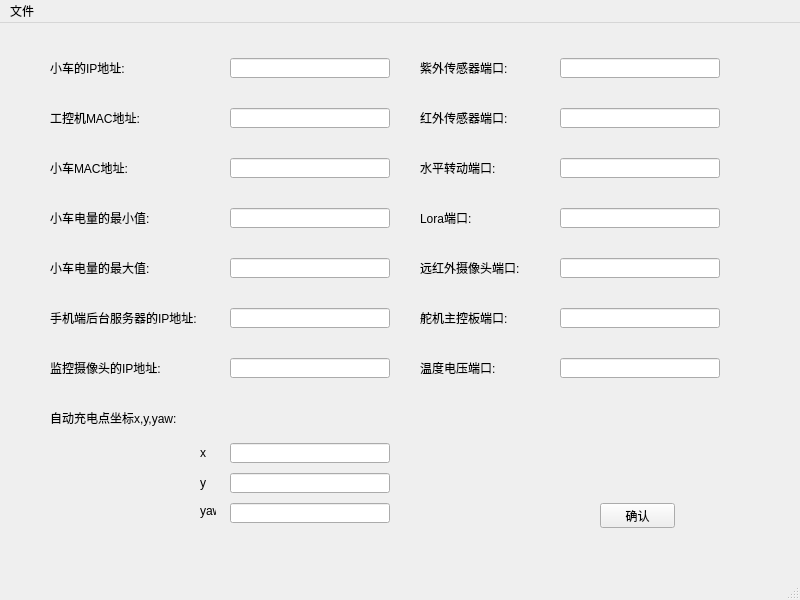
Qt form info.ui (wangqi1994/gui_python_configuration-software) before a commit.
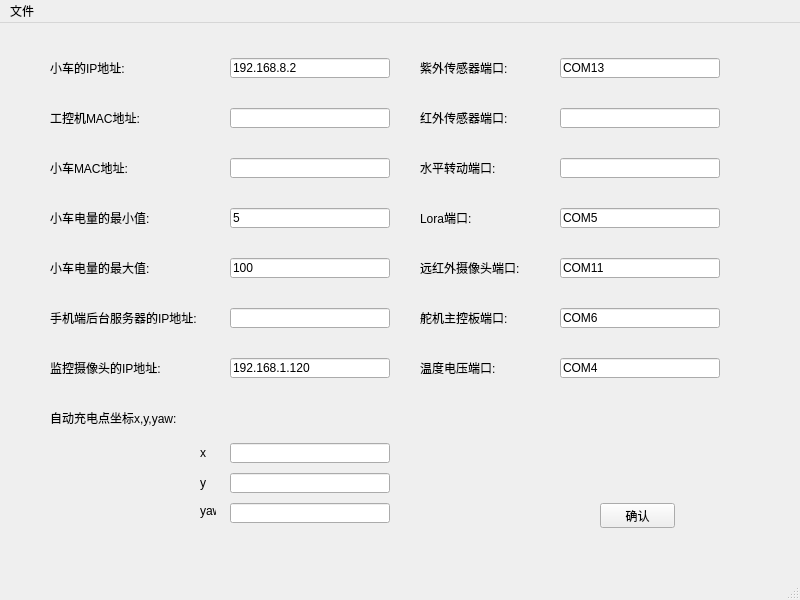
The same form after that commit.

Commit message: version 1.0 _5.27-自动获取mac

Patch:
```diff
--- a/info.ui
+++ b/info.ui
@@ -72,6 +72,12 @@
       <height>20</height>
      </rect>
     </property>
+    <property name="text">
+     <string>COM6</string>
+    </property>
+    <property name="readOnly">
+     <bool>true</bool>
+    </property>
    </widget>
    <widget class="QLineEdit" name="wddy_port">
     <property name="geometry">
@@ -82,6 +88,12 @@
       <height>20</height>
      </rect>
     </property>
+    <property name="text">
+     <string>COM4</string>
+    </property>
+    <property name="readOnly">
+     <bool>true</bool>
+    </property>
    </widget>
    <widget class="QLabel" name="maxcharg">
     <property name="geometry">
@@ -161,6 +173,12 @@
       <height>20</height>
      </rect>
     </property>
+    <property name="text">
+     <string>COM13</string>
+    </property>
+    <property name="readOnly">
+     <bool>true</bool>
+    </property>
    </widget>
    <widget class="QLabel" name="autocharge_xyz">
     <property name="geometry">
@@ -253,6 +271,12 @@
       <height>20</height>
      </rect>
     </property>
+    <property name="text">
+     <string>COM11</string>
+    </property>
+    <property name="readOnly">
+     <bool>true</bool>
+    </property>
    </widget>
    <widget class="QLabel" name="x">
     <property name="geometry">
@@ -276,9 +300,15 @@
       <height>20</height>
      </rect>
     </property>
+    <property name="text">
+     <string>192.168.8.2</string>
+    </property>
     <property name="dragEnabled">
      <bool>true</bool>
     </property>
+    <property name="readOnly">
+     <bool>true</bool>
+    </property>
    </widget>
    <widget class="QLineEdit" name="autocharge_x">
     <property name="geometry">
@@ -312,6 +342,12 @@
       <height>20</height>
      </rect>
     </property>
+    <property name="text">
+     <string>5</string>
+    </property>
+    <property name="readOnly">
+     <bool>true</bool>
+    </property>
    </widget>
    <widget class="QLabel" name="cameraip">
     <property name="geometry">
@@ -370,6 +406,12 @@
       <height>20</height>
      </rect>
     </property>
+    <property name="text">
+     <string>COM5</string>
+    </property>
+    <property name="readOnly">
+     <bool>true</bool>
+    </property>
    </widget>
    <widget class="QLineEdit" name="camera_ip">
     <property name="geometry">
@@ -380,6 +422,12 @@
       <height>20</height>
      </rect>
     </property>
+    <property name="text">
+     <string>192.168.1.120</string>
+    </property>
+    <property name="readOnly">
+     <bool>true</bool>
+    </property>
    </widget>
    <widget class="QLabel" name="s_ip">
     <property name="geometry">
@@ -403,6 +451,12 @@
       <height>20</height>
      </rect>
     </property>
+    <property name="text">
+     <string>100</string>
+    </property>
+    <property name="readOnly">
+     <bool>true</bool>
+    </property>
    </widget>
    <widget class="QLabel" name="h_mac">
     <property name="geometry">
```
Left out of the diff: 6 changed lines with no effect on the pictures. The commit also changes 2 other files.
